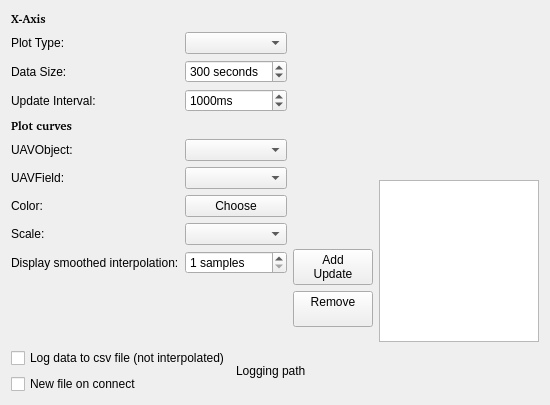
openpilot/OpenPilot, file ground/openpilotgcs/src/plugins/scope/scopegadgetoptionspage.ui: the form before one commit.
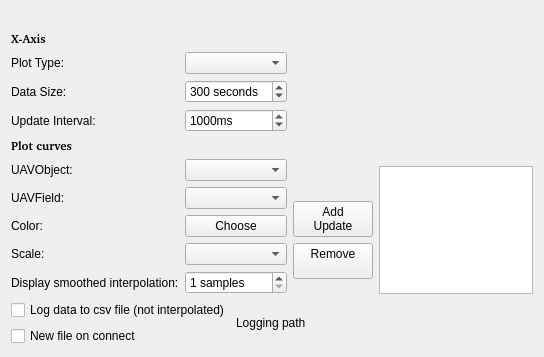
The form after the commit. Custom widgets are drawn as their Qt base class.

Patch:
```diff
--- a/ground/openpilotgcs/src/plugins/scope/scopegadgetoptionspage.ui
+++ b/ground/openpilotgcs/src/plugins/scope/scopegadgetoptionspage.ui
@@ -6,14 +6,68 @@
    <rect>
     <x>0</x>
     <y>0</y>
-    <width>550</width>
-    <height>405</height>
+    <width>544</width>
+    <height>342</height>
    </rect>
   </property>
   <property name="windowTitle">
    <string>Form</string>
   </property>
   <layout class="QVBoxLayout" name="verticalLayout_6">
+   <item>
+    <layout class="QHBoxLayout" name="horizontalLayout_3">
+     <item>
+      <widget class="QLabel" name="lblWarnings">
+       <property name="enabled">
+        <bool>true</bool>
+       </property>
+       <property name="palette">
+        <palette>
+         <active>
+          <colorrole role="WindowText">
+           <brush brushstyle="SolidPattern">
+            <color alpha="255">
+             <red>255</red>
+             <green>0</green>
+             <blue>0</blue>
+            </color>
+           </brush>
+          </colorrole>
+         </active>
+         <inactive>
+          <colorrole role="WindowText">
+           <brush brushstyle="SolidPattern">
+            <color alpha="255">
+             <red>255</red>
+             <green>0</green>
+             <blue>0</blue>
+            </color>
+           </brush>
+          </colorrole>
+         </inactive>
+         <disabled>
+          <colorrole role="WindowText">
+           <brush brushstyle="SolidPattern">
+            <color alpha="255">
+             <red>120</red>
+             <green>120</green>
+             <blue>120</blue>
+            </color>
+           </brush>
+          </colorrole>
+         </disabled>
+        </palette>
+       </property>
+       <property name="lineWidth">
+        <number>1</number>
+       </property>
+       <property name="text">
+        <string/>
+       </property>
+      </widget>
+     </item>
+    </layout>
+   </item>
    <item>
     <layout class="QHBoxLayout" name="horizontalLayout">
      <property name="sizeConstraint">
```
